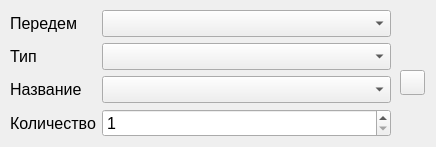
Before: the Qt Designer form NewTaskWidgetGUI.ui in MaDernizator/task_generator, drawn with Qt 5.
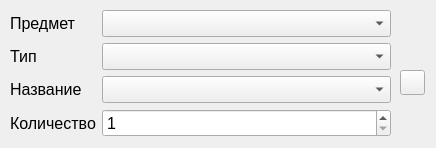
After: the same form once the commit is applied.

```diff
--- a/NewTaskWidgetGUI.ui
+++ b/NewTaskWidgetGUI.ui
@@ -7,7 +7,7 @@
     <x>0</x>
     <y>0</y>
     <width>436</width>
-    <height>147</height>
+    <height>148</height>
    </rect>
   </property>
   <property name="windowTitle">
@@ -31,7 +31,7 @@
        </font>
       </property>
       <property name="text">
-       <string>Передем</string>
+       <string>Предмет</string>
       </property>
      </widget>
     </item>
```
